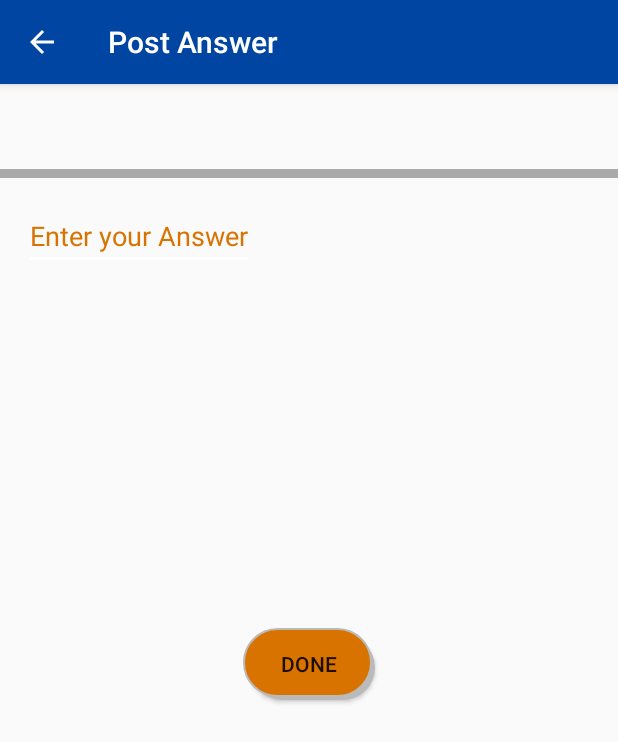
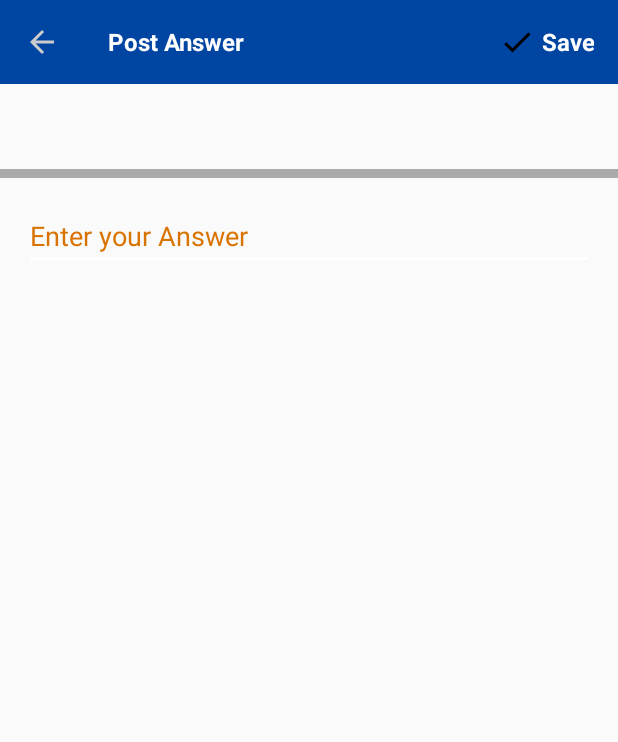
Before and after one commit to Navi-nk/Uask, an Android app: the PostAnswer screen opened directly, with no data from a screen before it, on a phone screen of 412 x 824 dp. Shown: the top 742 px of the screen. Run offline under Robolectric (Android 15) with nearby library versions, the phone set to English and light mode, and no system bars.

Commit message:
Enhanced post answer UI and and UI elements such icons for question main view, answers and others

```diff
--- a/app/src/main/AndroidManifest.xml
+++ b/app/src/main/AndroidManifest.xml
@@ -38,8 +38,8 @@
         <activity android:name=".AnswerActivity" />
         <activity
             android:name=".PostAnswer"
-            android:label="Post Answer"
-            android:parentActivityName=".MainCanvas" />
+            android:parentActivityName=".MainCanvas"
+            android:theme="@style/AppThemeNoBar"/>
         <activity
             android:name=".MapActivity"
             android:label="NUS Campuses"
--- a/app/src/main/java/com/ideascontest/navi/uask/PostAnswer.java
+++ b/app/src/main/java/com/ideascontest/navi/uask/PostAnswer.java
@@ -6,6 +6,7 @@ import android.support.v7.app.AppCompatActivity;
 import android.os.Bundle;
 import android.support.v7.widget.LinearLayoutManager;
 import android.support.v7.widget.RecyclerView;
+import android.support.v7.widget.Toolbar;
 import android.util.Log;
 import android.view.View;
 import android.widget.Button;
@@ -25,7 +26,7 @@ import java.util.List;
 
 public class PostAnswer extends AppCompatActivity {
 
-    private TextView questionText,authorText,timeStampText;
+    private TextView questionText,authorText,timeStampText,saveActionText;
     private EditText answer;
     private Button submitanswer;
     private URL SearchUrl;
@@ -45,8 +46,9 @@ public class PostAnswer extends AppCompatActivity {
         authorText.setText(author);
         timeStampText = (TextView)findViewById(R.id.textTimeStamp);
         timeStampText.setText(timeStamp);
-        submitanswer = (Button)findViewById(R.id.submitanswer);
+        saveActionText = (TextView) findViewById(R.id.tb_save);
         answer = (EditText)findViewById(R.id.answer);
+
         SessionManager _session;
         _session = new SessionManager(getApplicationContext());
         // Make API call and display question
@@ -54,20 +56,27 @@ public class PostAnswer extends AppCompatActivity {
         // get user data from session
         HashMap<String, String> user = _session.getUserDetails();
 
+        Toolbar mToolbar = (Toolbar) findViewById(R.id.tb_postans);
+        setSupportActionBar(mToolbar);
+        getSupportActionBar().setTitle(null);
+        getSupportActionBar().setDisplayHomeAsUpEnabled(true);
+        getSupportActionBar().setDisplayShowHomeEnabled(true);
         // name
         final String user_id = user.get(SessionManager.KEY_NAME);
-        submitanswer.setOnClickListener(new View.OnClickListener(){
+        saveActionText.setOnClickListener(new View.OnClickListener(){
             @Override
             public void onClick(View v) {
                 String question_id = questionText.getTag().toString();
                 String answerText = answer.getText().toString();
-                SearchUrl = NetworkUtils.buildUrlToPostAnswer(NetworkUtils.POST_ANSWER,NetworkUtils.PARAM_USER_ID,user_id,NetworkUtils.PARAM_QUESTION_ID,question_id,NetworkUtils.ANSWER,answerText);
-                new PostAnswerTask().execute(SearchUrl);
+                if(answerText.isEmpty())
+                    answer.setError("Answer cannot be empty");
+                else {
+                    answer.setError(null);
+                    SearchUrl = NetworkUtils.buildUrlToPostAnswer(NetworkUtils.POST_ANSWER, NetworkUtils.PARAM_USER_ID, user_id, NetworkUtils.PARAM_QUESTION_ID, question_id, NetworkUtils.ANSWER, answerText);
+                    new PostAnswerTask().execute(SearchUrl);
+                }
             }
         });
-
-
-
 
     }
 
@@ -101,6 +110,7 @@ public class PostAnswer extends AppCompatActivity {
                 if(success.equalsIgnoreCase("true")){
                     Intent i = new Intent(getApplicationContext(),MainCanvas.class);
                     startActivity(i);
+                    finish();
                 }
 
             } catch (JSONException e) {
--- /dev/null
+++ b/app/src/main/res/drawable/check.xml
@@ -0,0 +1,8 @@
+<!-- drawable/check.xml -->
+<vector xmlns:android="http://schemas.android.com/apk/res/android"
+    android:height="24dp"
+    android:width="24dp"
+    android:viewportWidth="24"
+    android:viewportHeight="24">
+    <path android:fillColor="#000" android:pathData="M21,7L9,19L3.5,13.5L4.91,12.09L9,16.17L19.59,5.59L21,7Z" />
+</vector>
--- a/app/src/main/res/layout/activity_answer.xml
+++ b/app/src/main/res/layout/activity_answer.xml
@@ -6,6 +6,8 @@
         android:layout_height="wrap_content"
         android:layout_marginLeft="@dimen/text_margin"
         android:textSize="20sp"
+        android:drawableLeft="@drawable/ask_question24"
+        android:drawablePadding="4dp"
         android:paddingBottom="10dp"
         android:paddingTop="10dp"
         android:onClick="navigateToAnswer"
--- a/app/src/main/res/layout/activity_post_answer.xml
+++ b/app/src/main/res/layout/activity_post_answer.xml
@@ -4,20 +4,46 @@
     android:orientation="vertical"
     xmlns:app="http://schemas.android.com/apk/res-auto">
 
-    <android.support.design.widget.AppBarLayout
-        android:layout_width="match_parent"
-        android:layout_height="wrap_content"
-        android:theme="@style/AppTheme.AppBarOverlay">
-
         <android.support.v7.widget.Toolbar
-            android:id="@+id/toolbar"
+            android:id="@+id/tb_postans"
             android:layout_width="match_parent"
             android:layout_height="?attr/actionBarSize"
             android:background="?attr/colorPrimary"
-            app:popupTheme="@style/AppTheme.PopupOverlay"
-            android:visibility="gone" />
+            >
+            <RelativeLayout
+                android:layout_width="fill_parent"
+                android:layout_height="?attr/actionBarSize"
+                >
+                <TextView
+                    android:id="@+id/tbtitle"
+                    style="@style/TextAppearance.Widget.AppCompat.Toolbar.Subtitle"
+                    android:layout_width="wrap_content"
+                    android:layout_height="match_parent"
+                    android:gravity="start|center"
+                    android:text="Post Answer"
+                    android:textAllCaps="false"
+                    android:textColor="@color/white"
+                    android:textStyle="bold"/>
 
-    </android.support.design.widget.AppBarLayout>
+                <TextView
+                    android:id="@+id/tb_save"
+                    style="@style/TextAppearance.Widget.AppCompat.Toolbar.Subtitle"
+                    android:layout_width="wrap_content"
+                    android:layout_height="match_parent"
+                    android:drawableLeft="@drawable/check"
+                    android:drawablePadding="4dp"
+                    android:gravity="end|center"
+                    android:paddingRight="16dp"
+                    android:text="Save"
+                    android:textStyle="bold"
+                    android:textColor="@color/white"
+                    android:textAllCaps="false"
+                    android:layout_alignParentTop="true"
+                    android:layout_alignParentEnd="true" />
+
+            </RelativeLayout>
+        </android.support.v7.widget.Toolbar>
+
     <RelativeLayout
         android:layout_width="match_parent"
         android:layout_height="match_parent">
@@ -67,38 +93,18 @@
                 android:background="@color/base"
                 android:layout_below="@id/question_bar"
                 android:id="@+id/spacer"/>
-        <LinearLayout
+        <EditText
             android:layout_width="match_parent"
-            android:layout_height="300dp"
-            android:layout_below="@id/author_timestamp"
-            android:orientation="vertical">
-        <EditText
-            android:layout_width="wrap_content"
             android:layout_height="wrap_content"
             android:layout_margin="@dimen/text_margin"
             android:id="@+id/answer"
             android:maxLines="1000"
-            android:backgroundTint="@color/white"
+            android:backgroundTint="@color/accent"
             android:hint="Enter your Answer"
             />
-        </LinearLayout>
-        <Button
-            android:id="@+id/submitanswer"
-            android:layout_width="wrap_content"
-            android:layout_height="wrap_content"
-            android:background="@drawable/button_setting"
 
-            android:layout_alignParentBottom="true"
-            android:layout_gravity="center_horizontal"
-            android:text="Done"
-            />
         </LinearLayout>
 
     </RelativeLayout>
 
-
-
-
-
-
 </LinearLayout>
--- a/app/src/main/res/layout/answer_list_item.xml
+++ b/app/src/main/res/layout/answer_list_item.xml
@@ -14,6 +14,8 @@
             android:layout_width="wrap_content"
             android:layout_height="wrap_content"
             android:layout_marginLeft="@dimen/text_margin"
+            android:drawableLeft="@drawable/answerhand"
+            android:drawablePadding="4dp"
             android:layout_marginTop="10dp"
             android:textSize="20sp"
             android:id="@+id/textAnswer"
--- a/app/src/main/res/values/styles.xml
+++ b/app/src/main/res/values/styles.xml
@@ -12,9 +12,10 @@
         <item name="android:textColorHint">@color/primaryOrange</item>
     </style>
 
-    <style name="AppTheme.NoActionBar">
+    <style name="AppThemeNoBar" parent="AppTheme.NoActionBar">
         <item name="windowActionBar">false</item>
-        <item name="windowNoTitle">true</item>
+       <item name="windowNoTitle">true</item>
+        <item name="android:statusBarColor">@color/colorStatusbar</item>
     </style>
 
     <style name="AppTheme.AppBarOverlay" parent="ThemeOverlay.AppCompat.Dark.ActionBar" />
```
Also changed, not shown: app/src/main/java/com/ideascontest/navi/uask/MainAnswerAdapter.java (+17 -7 lines), app/src/main/java/com/ideascontest/navi/uask/MainCanvas.java (+9 -5 lines), app/src/main/res/drawable/answerhand.png (added), app/src/main/res/drawable/answers24.png (added), app/src/main/res/drawable/ask_question24.png (added).
